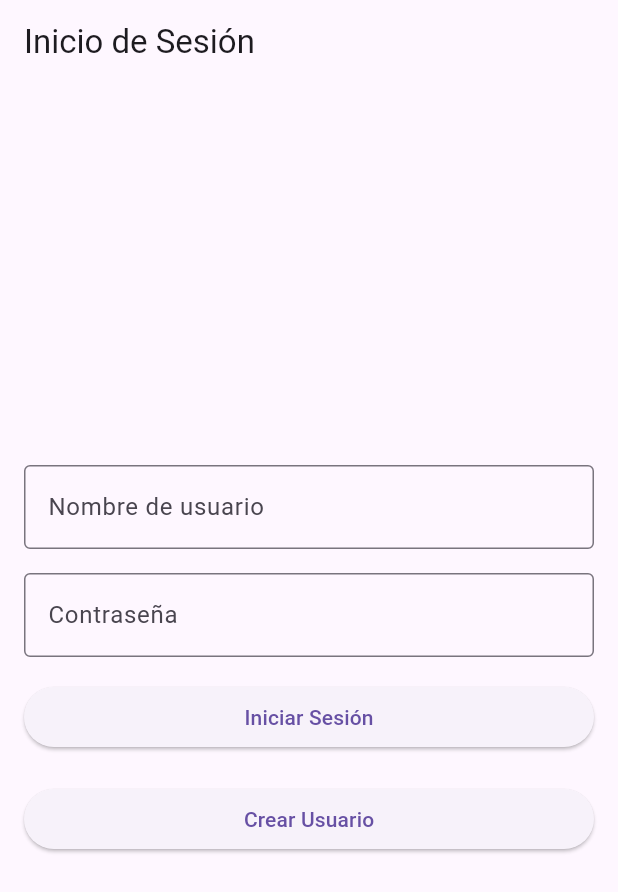
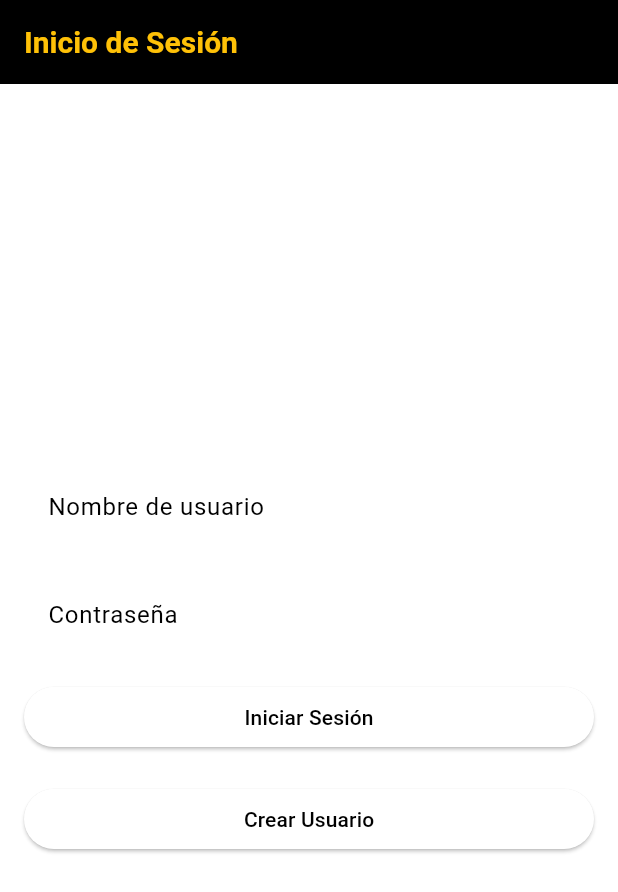
Before and after one commit to AdrianZanon/Whatsapp2, a Flutter app: the screen it shows after launch, on a phone screen of 412 x 824 dp. Shown: the top 892 px of the screen. Run offline on Flutter 3.47's test engine with Material 3 defaults, Android fonts, the phone set to English and light mode, and no system bars; our stand-ins replace image_picker, shared_preferences.

Commit message:
Cambios en fotos de perfil y consistencia
Se añaden colores en la parte superior de todas las páginas para lograr tener consistencia en toda la app con los mismos colores y que el usuario note que está en el mismo sitio. Además se añaden fotos de perfil a los chats de la página principal, poniendo una default a todos pero pudiendo cambiarla a cualquiera cada chat. Tamboén se pondrá por defecto una foto default al perfil del usuario si es nuevo o no tiene foto de perfil y podrá cambiarla por una de su ordenador. Si la cambia, a cada usuario se le asigna su foto y se puede cerrar sesión e iniciar que se quedará guardada en cada usuario.

```diff
--- a/whatsapp2/lib/PprincipalInigo.dart
+++ b/whatsapp2/lib/PprincipalInigo.dart
@@ -28,17 +28,17 @@ class _PrincipalState extends State<PrincipalInigo> {
     Chat1(
       name: "Javi",
       lastMessage: "Pisha, no has limpiado el baño guarro",
-      imageUrl: "assets/images/inigo.jpg",
+      imageUrl: "assets/images/default_profile.png",
     ),
     Chat1(
       name: "Manasés",
       lastMessage: "Soy el gurú del sexo, y lo sabes",
-      imageUrl: "assets/images/inigo.jpg",
+      imageUrl: "assets/images/default_profile.png",
     ),
     Chat1(
       name: "Rodrigo",
       lastMessage: "BIP BOP",
-      imageUrl: "assets/images/inigo.jpg",
+      imageUrl: "assets/images/default_profile.png",
     ),
   ];
 
--- a/whatsapp2/lib/main.dart
+++ b/whatsapp2/lib/main.dart
@@ -9,10 +9,25 @@ class MyApp extends StatelessWidget {
   @override
   Widget build(BuildContext context) {
     return MaterialApp(
+      title: 'Whatsapp 2',
       debugShowCheckedModeBanner: false,
-      title: 'Flutter Navegación',
-      theme: ThemeData(primarySwatch: Colors.blue),
-      home: InicioSesion(), // Pantalla inicial
+      theme: ThemeData(
+        colorScheme: ColorScheme.fromSwatch().copyWith(
+          primary: Colors.black,
+          secondary: Colors.amber,
+        ),
+        scaffoldBackgroundColor: Colors.white,
+        textTheme: TextTheme(
+          titleLarge: TextStyle(fontSize: 20.0, fontWeight: FontWeight.bold, color: Colors.black),
+          bodyMedium: TextStyle(fontSize: 16.0, color: Colors.black87),
+        ),
+        appBarTheme: AppBarTheme(
+          backgroundColor: Colors.black,
+          titleTextStyle: TextStyle(color: Colors.amber, fontSize: 20.0, fontWeight: FontWeight.bold),
+          iconTheme: IconThemeData(color: Colors.amber),
+        ),
+      ),
+      home: InicioSesion(), // Página inicial corregida
     );
   }
 }
```
Also changed, not shown: whatsapp2/lib/PprincipalJavi.dart (+4 -4 lines), whatsapp2/lib/PprincipalSergi.dart (+22 -7 lines), whatsapp2/lib/opciones.dart (+28 -14 lines), whatsapp2/pubspec.yaml (+3 -6 lines).
